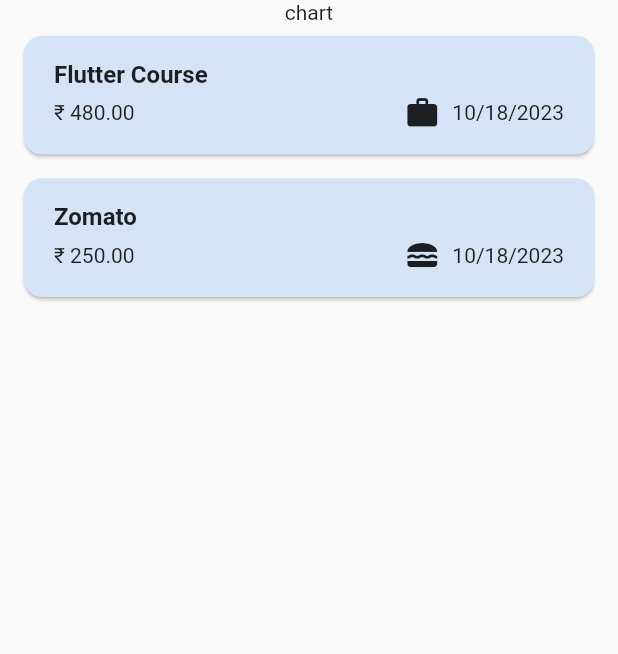
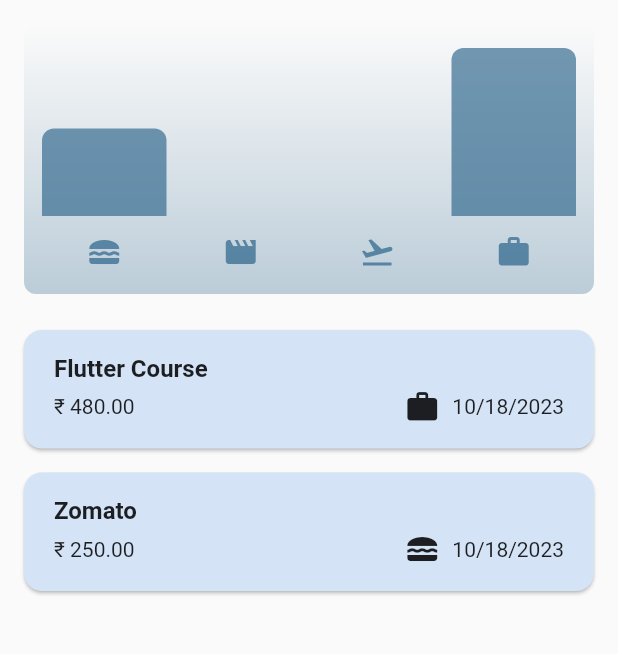
Before and after one commit to Shrimad-Bhagwat/Expense-Tracker, a Flutter app: the screen it shows after launch, on a phone screen of 412 x 824 dp, the part 84-738 px from its top. Run offline on Flutter 3.47's test engine with Material 2 defaults, Android fonts, the phone set to English and light mode, and no system bars.

Commit message:
bar_chart

```diff
--- a/lib/models/expense.dart
+++ b/lib/models/expense.dart
@@ -7,18 +7,13 @@
 // To generate unique id's
 const uuid = Uuid();
 
-enum Category {
-  food,
-  travel,
-  leisure,
-  work
-}
+enum Category { food, travel, leisure, work }
 
 const categoryIcons = {
-  Category.food : Icons.lunch_dining,
-  Category.travel : Icons.flight_takeoff,
-  Category.leisure : Icons.movie,
-  Category.work : Icons.work
+  Category.food: Icons.lunch_dining,
+  Category.travel: Icons.flight_takeoff,
+  Category.leisure: Icons.movie,
+  Category.work: Icons.work
 };
 
 class Expense {
@@ -35,7 +30,25 @@
   final DateTime date;
   final Category category;
 
-  String get formattedDate{
-    return  formatter.format(date);
+  String get formattedDate {
+    return formatter.format(date);
   }
 }
+
+class ExpenseBucket {
+  const ExpenseBucket({required this.category, required this.expenses});
+
+  ExpenseBucket.forCategory(List<Expense> allExpenses, this.category)
+      : expenses = allExpenses.where((expense) => expense.category == category).toList();
+
+  final Category category;
+  final List<Expense> expenses;
+
+  double get totalExpenses {
+    double sum = 0;
+    for(final exp in expenses){
+      sum += exp.amount;
+    }
+    return sum;
+  }
+}
--- /dev/null
+++ b/lib/widgets/chart/chart.dart
@@ -0,0 +1,95 @@
+import 'package:flutter/material.dart';
+
+import 'package:expense_tracker/widgets/chart/chart_bar.dart';
+import 'package:expense_tracker/models/expense.dart';
+
+class Chart extends StatelessWidget {
+  const Chart({super.key, required this.expenses});
+
+  final List<Expense> expenses;
+
+  List<ExpenseBucket> get buckets {
+    return [
+      ExpenseBucket.forCategory(expenses, Category.food),
+      ExpenseBucket.forCategory(expenses, Category.leisure),
+      ExpenseBucket.forCategory(expenses, Category.travel),
+      ExpenseBucket.forCategory(expenses, Category.work),
+    ];
+  }
+
+  double get maxTotalExpense {
+    double maxTotalExpense = 0;
+
+    for (final bucket in buckets) {
+      if (bucket.totalExpenses > maxTotalExpense) {
+        maxTotalExpense = bucket.totalExpenses;
+      }
+    }
+
+    return maxTotalExpense;
+  }
+
+  @override
+  Widget build(BuildContext context) {
+    final isDarkMode =
+        MediaQuery.of(context).platformBrightness == Brightness.dark;
+    return Container(
+      margin: const EdgeInsets.all(16),
+      padding: const EdgeInsets.symmetric(
+        vertical: 16,
+        horizontal: 8,
+      ),
+      width: double.infinity,
+      height: 180,
+      decoration: BoxDecoration(
+        borderRadius: BorderRadius.circular(8),
+        gradient: LinearGradient(
+          colors: [
+            Theme.of(context).colorScheme.primary.withOpacity(0.3),
+            Theme.of(context).colorScheme.primary.withOpacity(0.0)
+          ],
+          begin: Alignment.bottomCenter,
+          end: Alignment.topCenter,
+        ),
+      ),
+      child: Column(
+        children: [
+          Expanded(
+            child: Row(
+              crossAxisAlignment: CrossAxisAlignment.end,
+              children: [
+                for (final bucket in buckets) // alternative to map()
+                  ChartBar(
+                    fill: bucket.totalExpenses == 0
+                        ? 0
+                        : bucket.totalExpenses / maxTotalExpense,
+                  )
+              ],
+            ),
+          ),
+          const SizedBox(height: 12),
+          Row(
+            children: buckets
+                .map(
+                  (bucket) => Expanded(
+                child: Padding(
+                  padding: const EdgeInsets.symmetric(horizontal: 4),
+                  child: Icon(
+                    categoryIcons[bucket.category],
+                    color: isDarkMode
+                        ? Theme.of(context).colorScheme.secondary
+                        : Theme.of(context)
+                        .colorScheme
+                        .primary
+                        .withOpacity(0.7),
+                  ),
+                ),
+              ),
+            )
+                .toList(),
+          )
+        ],
+      ),
+    );
+  }
+}
--- /dev/null
+++ b/lib/widgets/chart/chart_bar.dart
@@ -0,0 +1,34 @@
+import 'package:flutter/material.dart';
+
+class ChartBar extends StatelessWidget {
+  const ChartBar({
+    super.key,
+    required this.fill,
+  });
+
+  final double fill;
+
+  @override
+  Widget build(BuildContext context) {
+    final isDarkMode =
+        MediaQuery.of(context).platformBrightness == Brightness.dark;
+    return Expanded(
+      child: Padding(
+        padding: const EdgeInsets.symmetric(horizontal: 4),
+        child: FractionallySizedBox(
+          heightFactor: fill,
+          child: DecoratedBox(
+            decoration: BoxDecoration(
+              shape: BoxShape.rectangle,
+              borderRadius:
+              const BorderRadius.vertical(top: Radius.circular(8)),
+              color: isDarkMode
+                  ? Theme.of(context).colorScheme.secondary
+                  : Theme.of(context).colorScheme.primary.withOpacity(0.65),
+            ),
+          ),
+        ),
+      ),
+    );
+  }
+}
--- a/lib/widgets/expenses.dart
+++ b/lib/widgets/expenses.dart
@@ -1,4 +1,5 @@
 import 'package:expense_tracker/main.dart';
+import 'package:expense_tracker/widgets/chart/chart.dart';
 import 'package:expense_tracker/widgets/expenses_list/expenses_list.dart';
 import 'package:expense_tracker/widgets/new_expense.dart';
 import 'package:flutter/material.dart';
@@ -82,7 +83,7 @@
       ),
       body: Column(
         children: [
-          const Text('chart'),
+          Chart(expenses: _registeredExpenses),
           Expanded(child: mainContent),
         ],
       ),
```
